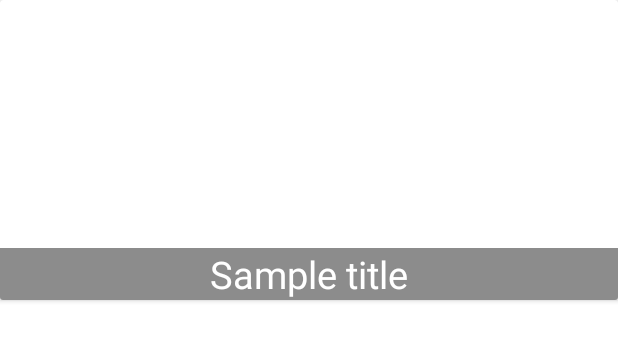
After one commit to Antonioescp/laboratorio-pro-c-mobile-app, an Android app: the layout list_item_lab_test_category.xml on its own in the app's theme, with its tools: preview values and no code run, on a phone screen of 412 x 824 dp. The commit adds this screen. Shown: the top 341 px of the screen. Run offline under Robolectric (Android 15) with nearby library versions, the phone set to English and light mode, and no system bars.

```diff
--- a/app/src/main/java/com/gameloop/laboratorioclinicoproc/database/Converters.kt
+++ b/app/src/main/java/com/gameloop/laboratorioclinicoproc/database/Converters.kt
@@ -5,7 +5,7 @@ import androidx.room.TypeConverter
 class Converters {
     @TypeConverter
     fun fromRecommendations(recommendations: List<String>): String {
-        return recommendations.reduce { acc, s -> "$acc;;$s" }
+        return recommendations.fold("") { acc, s -> "$acc;;$s" }
     }
 
     @TypeConverter
--- a/app/src/main/java/com/gameloop/laboratorioclinicoproc/database/dao/LabTestCategoryDao.kt
+++ b/app/src/main/java/com/gameloop/laboratorioclinicoproc/database/dao/LabTestCategoryDao.kt
@@ -17,4 +17,10 @@ interface LabTestCategoryDao {
 
     @Query("SELECT * FROM lab_test_category")
     fun getAll(): LiveData<List<LabTestCategory>>
+
+    @Query("DELETE FROM lab_test_category")
+    suspend fun clear()
+
+    @Query("DELETE FROM lab_test_category WHERE title = :title")
+    suspend fun delete(title: String)
 }
--- a/app/src/main/java/com/gameloop/laboratorioclinicoproc/network/LabNetworkService.kt
+++ b/app/src/main/java/com/gameloop/laboratorioclinicoproc/network/LabNetworkService.kt
@@ -7,7 +7,7 @@ import com.google.firebase.firestore.ktx.firestore
 import com.google.firebase.ktx.Firebase
 import kotlinx.coroutines.tasks.await
 
-private val LAB_TEST_CATEGORY_COLLECTION = "LabTestCategory"
+private const val LAB_TEST_CATEGORY_COLLECTION = "LabTestCategory"
 
 class LabNetworkService {
     private val db = Firebase.firestore
--- a/app/src/main/java/com/gameloop/laboratorioclinicoproc/views/labtests/LabTestCategoryListViewModelFactory.kt
+++ b/app/src/main/java/com/gameloop/laboratorioclinicoproc/views/labtestcategories/LabTestCategoryListViewModelFactory.kt
@@ -1,4 +1,4 @@
-package com.gameloop.laboratorioclinicoproc.views.labtests
+package com.gameloop.laboratorioclinicoproc.views.labtestcategories
 
 import androidx.lifecycle.ViewModel
 import androidx.lifecycle.ViewModelProvider
--- /dev/null
+++ b/app/src/main/res/layout/list_item_lab_test_category.xml
@@ -0,0 +1,31 @@
+<?xml version="1.0" encoding="utf-8"?>
+<layout
+    xmlns:android="http://schemas.android.com/apk/res/android"
+    xmlns:app="http://schemas.android.com/apk/res-auto"
+    xmlns:tools="http://schemas.android.com/tools"
+    >
+
+    <data>
+        <variable
+            name="category"
+            type="com.gameloop.laboratorioclinicoproc.database.model.labtestcategory.LabTestCategory" />
+    </data>
+
+    <androidx.cardview.widget.CardView
+        android:layout_width="match_parent"
+        android:layout_height="200dp"
+        >
+        <TextView
+            android:id="@+id/tvTitle"
+            android:layout_width="match_parent"
+            android:layout_height="wrap_content"
+            android:layout_gravity="bottom|center_horizontal"
+            tools:text="Sample title"
+            android:text="@{category.title}"
+            android:textAlignment="center"
+            android:textSize="25dp"
+            android:textColor="@color/white"
+            android:background="@color/darker"
+            />
+    </androidx.cardview.widget.CardView>
+</layout>
--- a/app/src/main/res/navigation/nav_graph.xml
+++ b/app/src/main/res/navigation/nav_graph.xml
@@ -26,7 +26,7 @@
     </fragment>
     <fragment
         android:id="@+id/testsFragment"
-        android:name="com.gameloop.laboratorioclinicoproc.views.labtests.LabTestCategoryListFragment"
+        android:name="com.gameloop.laboratorioclinicoproc.views.labtestcategories.LabTestCategoryListFragment"
         android:label="@string/tests"
         tools:layout="@layout/fragment_lab_test_category_list"
         />
```
Also changed, not shown: app/src/main/java/com/gameloop/laboratorioclinicoproc/database/repository/LabTestCategoryRepository.kt (+8 -0 lines), app/src/main/java/com/gameloop/laboratorioclinicoproc/views/labtestcategories/LabTestCategoryAdapter.kt (added, +49 -0 lines), app/src/main/java/com/gameloop/laboratorioclinicoproc/views/labtestcategories/LabTestCategoryListFragment.kt (renamed from app/src/main/java/com/gameloop/laboratorioclinicoproc/views/labtests/LabTestCategoryListFragment.kt, +11 -8 lines), app/src/main/java/com/gameloop/laboratorioclinicoproc/views/labtestcategories/LabTestCategoryListViewModel.kt (renamed from app/src/main/java/com/gameloop/laboratorioclinicoproc/views/labtests/LabTestCategoryListViewModel.kt, +1 -7 lines), app/src/main/res/layout/fragment_lab_test_category_list.xml (+5 -12 lines).
